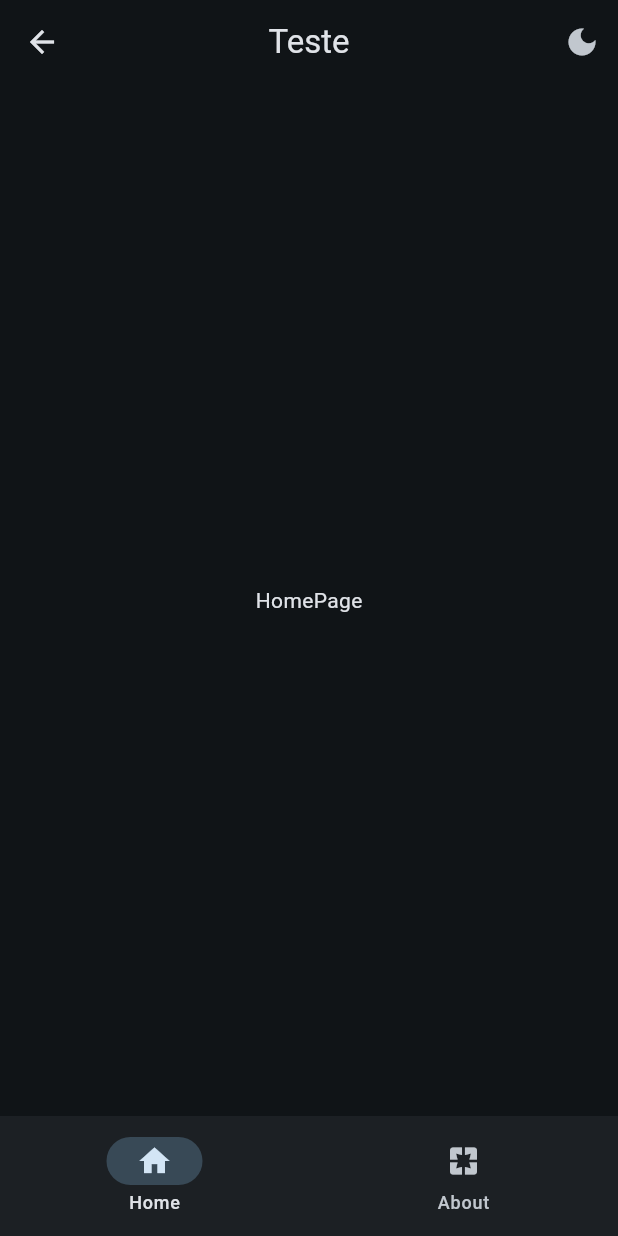
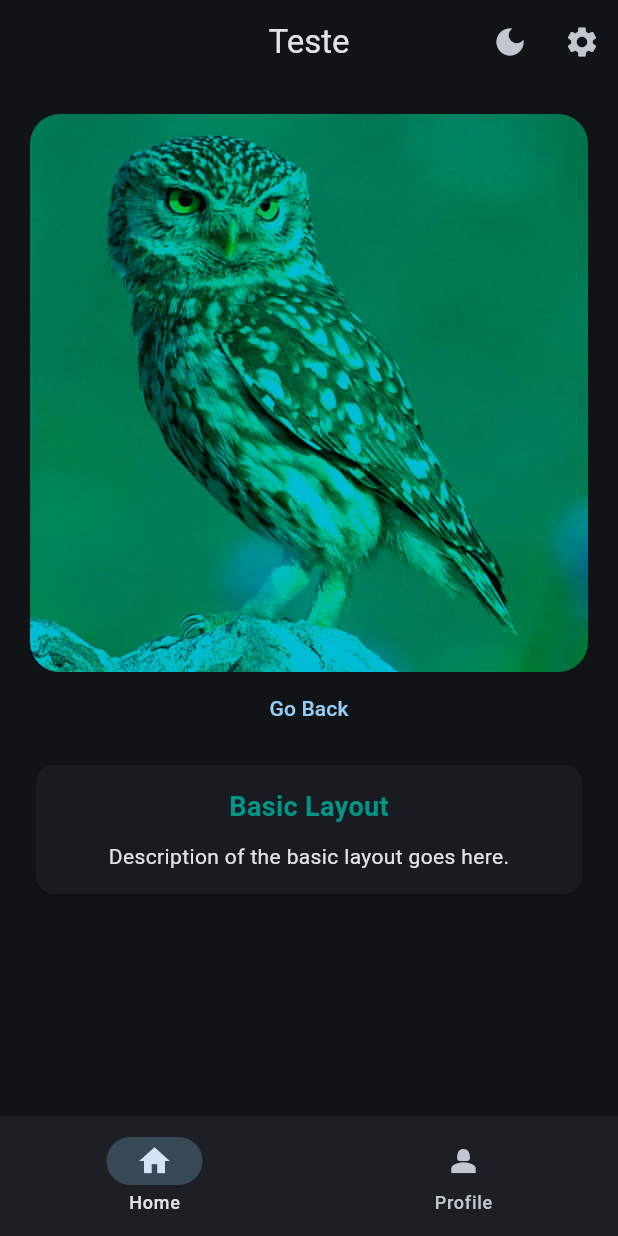
Before and after one commit to Marcus-Boni/Flutter-App-Course-Zero-To-Hero, a Flutter app: the WidgetTree screen opened directly, on a phone screen of 412 x 824 dp. Run offline on Flutter 3.47's test engine with Material 3 defaults, Android fonts, the phone set to English and light mode, and no system bars.

Commit message:
feat: :sparkles: Implement welcome and settings pages with navigation

```diff
--- /dev/null
+++ b/lib/data/constants.dart
@@ -0,0 +1,13 @@
+import 'package:flutter/material.dart';
+
+class KTextStyles {
+  static const TextStyle titleTealText = TextStyle(
+    color: Colors.teal,
+    fontSize: 18,
+    fontWeight: FontWeight.bold,
+  );
+  static const TextStyle descriptionText = TextStyle(
+    fontSize: 14,
+    color: Colors.black87,
+  );
+}
--- a/lib/main.dart
+++ b/lib/main.dart
@@ -1,5 +1,6 @@
 import 'package:flutter/material.dart';
 import 'package:flutter_app/data/notifiers.dart';
+import 'package:flutter_app/views/pages/welcome_page.dart';
 import 'package:flutter_app/views/widget_tree.dart';
 
 void main() {
@@ -23,7 +24,7 @@ class MyApp extends StatelessWidget {
               brightness: isDarkMode ? Brightness.dark : Brightness.light,
             ),
           ),
-          home: MyHomePage(),
+          home: WelcomePage(),
         );
       },
     );
--- a/lib/views/pages/home_page.dart
+++ b/lib/views/pages/home_page.dart
@@ -1,10 +1,57 @@
 import 'package:flutter/material.dart';
+import 'package:flutter_app/data/constants.dart';
+import 'package:flutter_app/data/notifiers.dart';
+import 'package:flutter_app/views/pages/welcome_page.dart';
+import 'package:flutter_app/views/widgets/hero_widget.dart';
 
 class HomePage extends StatelessWidget {
   const HomePage({super.key});
 
   @override
   Widget build(BuildContext context) {
-    return Center(child: Text('HomePage'));
+    return Padding(
+      padding: EdgeInsets.all(20.0),
+      child: Column(
+        children: [
+          HeroWidget(),
+          InkWell(
+            child: TextButton(
+              child: Text('Go Back'),
+              onPressed: () {
+                selectedPageNotifier.value = 0;
+                Navigator.pushReplacement(
+                  context,
+                  MaterialPageRoute(
+                    builder: (context) {
+                      return WelcomePage();
+                    },
+                  ),
+                );
+              },
+            ),
+          ),
+          Container(
+            width: double.infinity,
+            padding: EdgeInsets.symmetric(vertical: 10.0),
+            child: Card(
+              child: Padding(
+                padding: EdgeInsets.all(15.0),
+                child: Column(
+                  crossAxisAlignment: CrossAxisAlignment.center,
+                  children: [
+                    Text(
+                      "Basic Layout",
+                      style: KTextStyles.titleTealText,
+                    ),
+                    SizedBox(height: 10),
+                    Text("Description of the basic layout goes here."),
+                  ],
+                ),
+              ),
+            ),
+          ),
+        ],
+      ),
+    );
   }
 }
--- a/lib/views/widget_tree.dart
+++ b/lib/views/widget_tree.dart
@@ -2,9 +2,10 @@ import 'package:flutter_app/data/notifiers.dart';
 import 'package:flutter/material.dart';
 import 'package:flutter_app/views/pages/home_page.dart';
 import 'package:flutter_app/views/pages/profile_page.dart';
+import 'package:flutter_app/views/pages/settings_page.dart';
 import 'package:flutter_app/views/widgets/navbar_widget.dart';
 
-List<Widget> pages = [HomePage(), ProfilePage()];
+List<Widget> pages = [HomePage(), ProfilePage(), const SettingsPage(title: 'Settings')];
 
 class WidgetTree extends StatelessWidget {
   const WidgetTree({super.key});
@@ -27,6 +28,15 @@ class WidgetTree extends StatelessWidget {
               );
             },
           ),
+          IconButton(
+            onPressed: () {
+              Navigator.push(
+                context,
+                MaterialPageRoute(builder: (context) => const SettingsPage(title: 'Settings')),
+              );
+            },
+            icon: Icon(Icons.settings),
+          ),
         ],
       ),
       body: ValueListenableBuilder<int>(
--- /dev/null
+++ b/lib/views/widgets/hero_widget.dart
@@ -0,0 +1,16 @@
+import 'package:flutter/material.dart';
+
+class HeroWidget extends StatelessWidget {
+  const HeroWidget({super.key});
+
+  @override
+  Widget build(BuildContext context) {
+    return Hero(
+      tag: 'hero1',
+      child: ClipRRect(
+        borderRadius: BorderRadius.circular(20.0),
+        child: Image.asset('assets/images/owl.jpg', color: Colors.cyan, colorBlendMode: BlendMode.darken,),
+      ),
+    );
+  }
+}
--- a/lib/views/widgets/navbar_widget.dart
+++ b/lib/views/widgets/navbar_widget.dart
@@ -13,8 +13,8 @@ class NavBarWidget extends StatelessWidget {
           destinations: [
             NavigationDestination(icon: Icon(Icons.home), label: 'Home'),
             NavigationDestination(
-              icon: Icon(Icons.pages),
-              label: 'About',
+              icon: Icon(Icons.person_2_sharp),
+              label: 'Profile',
               tooltip: 'Olá!',
             ),
           ],
```
Also changed, not shown: lib/views/pages/settings_page.dart (added, +53 -0 lines), lib/views/pages/welcome_page.dart (added, +33 -0 lines).
